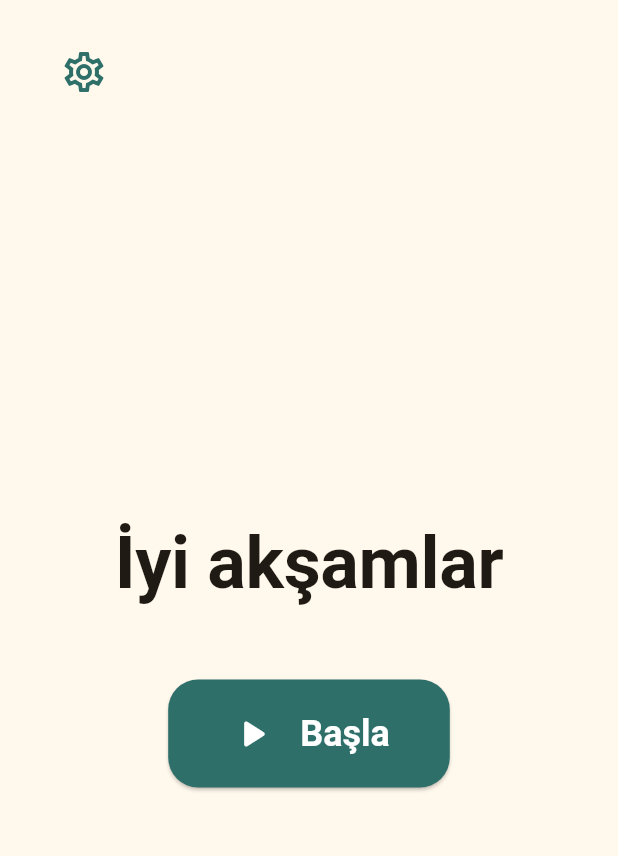
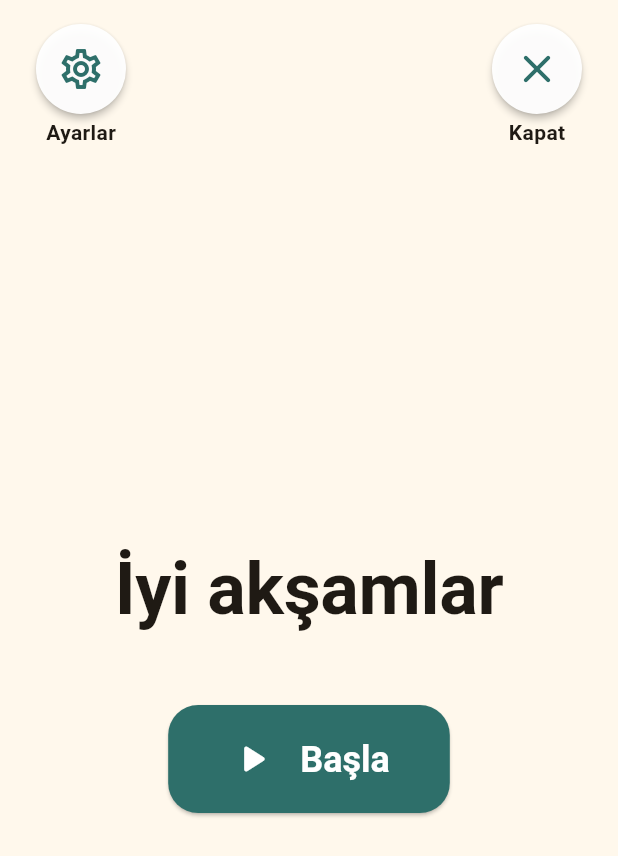
Before and after one commit to muozer1993-crypto/repo, a Flutter app: the HomeScreen screen opened by its route, on a phone screen of 412 x 824 dp. Shown: the top 856 px of the screen. Run offline on Flutter 3.47's test engine with Material 3 defaults, Android fonts, the phone set to English and light mode, and no system bars; our stand-ins replace flutter_riverpod, go_router, isar, just_audio, supabase_flutter; accounts and stored records are empty; generated files the repository leaves out were written again.

Commit message:
feat(ui): grid scene layout, labeled buttons, real exit behavior
User testing surfaced five separate issues; addressed together since
they share the same phone-form-factor/elderly-accessibility roots.

1. Scene board rewritten as a two-row grid (slots above, tray below)
   instead of JSON-positioned absolute rectangles on a background
   image. The absolute layout only made sense with illustration
   assets; without them slot labels overflowed their ~65dp-wide
   containers and visually ran into neighboring slots. The grid
   works for any number of items, any screen size, and any asset
   state.

2. Persistent instruction card moved from a cramped Positioned
   between the top-row buttons into the scene board's header, full
   width with maxLines:3 so long copy like "Yatmadan önce
   komodinini düzenle..." renders completely instead of truncating
   to "...".

3. Top-bar buttons got visible labels ('Çık', 'Dinle', 'Ayarlar',
   'Kapat'). Elderly users told the caregiver they couldn't tell
   what an icon in a circle was supposed to do. New shared
   LabeledIconButton widget consolidates the pattern.

4. 'Çık' in-scene button now actually closes the app
   (SystemNavigator.pop on Android) per caregiver request. It used
   to route to /home, which the caregiver considered misleading.
   'Ana ekrana dön' on the completion overlay keeps its
   route-to-home behavior — now the two buttons mean different
   things as they should.

5. Home screen gained a matching 'Kapat' button (right of the new
   'Ayarlar' button) so the caregiver can close the app from
   anywhere. iOS gracefully no-ops (Apple HIG forbids programmatic
   quit); caregivers can swipe the app away.

Bonus: orientation-card option buttons shrunk from 160x72 to 140x56
with tighter padding so the four stacked options fit in phone
landscape without the trailing 22px overflow.

```diff
--- a/lib/features/home/presentation/home_screen.dart
+++ b/lib/features/home/presentation/home_screen.dart
@@ -1,4 +1,7 @@
+import 'dart:io' show Platform;
+
 import 'package:flutter/material.dart';
+import 'package:flutter/services.dart';
 import 'package:flutter_riverpod/flutter_riverpod.dart';
 import 'package:go_router/go_router.dart';
 
@@ -7,6 +10,7 @@ import '../../../core/time/clock_provider.dart';
 import '../../../core/time/time_window.dart';
 import '../../../l10n/strings_tr.dart';
 import '../../../shared/widgets/big_button.dart';
+import '../../../shared/widgets/labeled_icon_button.dart';
 import '../../game/application/scene_controller.dart';
 import '../../profile/data/profile_repository.dart';
 import '../../progress/application/scheduler_controller.dart';
@@ -30,17 +34,27 @@ class HomeScreen extends ConsumerWidget {
     return Scaffold(
       body: SafeArea(
         child: Padding(
-          padding: const EdgeInsets.symmetric(horizontal: 32, vertical: 24),
+          padding: const EdgeInsets.symmetric(horizontal: 24, vertical: 16),
           child: Column(
             crossAxisAlignment: CrossAxisAlignment.center,
             children: [
-              Align(
-                alignment: Alignment.centerLeft,
-                child: IconButton(
-                  onPressed: () => _openSettings(context),
-                  icon: const Icon(Icons.settings_outlined, size: 32),
-                  tooltip: StringsTr.settingsTitle,
-                ),
+              Row(
+                mainAxisAlignment: MainAxisAlignment.spaceBetween,
+                crossAxisAlignment: CrossAxisAlignment.start,
+                children: [
+                  LabeledIconButton(
+                    label: 'Ayarlar',
+                    icon: Icons.settings_outlined,
+                    tooltip: StringsTr.settingsTitle,
+                    onTap: () => _openSettings(context),
+                  ),
+                  LabeledIconButton(
+                    label: 'Kapat',
+                    icon: Icons.close_rounded,
+                    tooltip: 'Uygulamayı kapat',
+                    onTap: () => _confirmClose(context),
+                  ),
+                ],
               ),
               const Spacer(),
               Text(
@@ -63,6 +77,37 @@ class HomeScreen extends ConsumerWidget {
 
   void _openSettings(BuildContext context) {
     context.push('/home/settings');
+  }
+
+  Future<void> _confirmClose(BuildContext context) async {
+    final ok = await showDialog<bool>(
+      context: context,
+      builder: (_) => AlertDialog(
+        title: const Text(
+          'Uygulamayı kapatmak istiyor musunuz?',
+          style: TextStyle(
+            fontSize: 24,
+            fontWeight: FontWeight.w600,
+          ),
+        ),
+        actions: [
+          TextButton(
+            onPressed: () => Navigator.of(context).pop(false),
+            child: const Text('Vazgeç', style: TextStyle(fontSize: 20)),
+          ),
+          ElevatedButton(
+            onPressed: () => Navigator.of(context).pop(true),
+            child: const Text('Evet, kapat'),
+          ),
+        ],
+      ),
+    );
+    if (ok != true) return;
+    if (Platform.isAndroid) {
+      SystemNavigator.pop();
+    }
+    // iOS intentionally not supported — Apple HIG forbids
+    // programmatic quit; caregivers can swipe the app away.
   }
 
   String _greetingFor(TimeWindow window, String? name) {
--- /dev/null
+++ b/lib/shared/widgets/labeled_icon_button.dart
@@ -0,0 +1,63 @@
+import 'package:flutter/material.dart';
+
+import '../../core/theme/app_theme.dart';
+
+/// Round icon with a visible text label below it.
+///
+/// Used on the home screen and inside the scene player so elderly
+/// users see what each button does instead of guessing from icon
+/// conventions. Minimum total touch target height is ~72dp
+/// (circle + caption), safely above the accessibility baseline.
+class LabeledIconButton extends StatelessWidget {
+  const LabeledIconButton({
+    required this.label,
+    required this.icon,
+    required this.onTap,
+    this.tooltip,
+    super.key,
+  });
+
+  final String label;
+  final IconData icon;
+  final VoidCallback onTap;
+  final String? tooltip;
+
+  @override
+  Widget build(BuildContext context) {
+    final child = Column(
+      mainAxisSize: MainAxisSize.min,
+      children: [
+        Material(
+          color: Colors.white.withValues(alpha: 0.95),
+          shape: const CircleBorder(),
+          elevation: 2,
+          child: InkWell(
+            customBorder: const CircleBorder(),
+            onTap: onTap,
+            child: Padding(
+              padding: const EdgeInsets.all(14),
+              child: Icon(
+                icon,
+                size: 32,
+                color: AppColors.primary,
+                semanticLabel: tooltip ?? label,
+              ),
+            ),
+          ),
+        ),
+        const SizedBox(height: 2),
+        Text(
+          label,
+          style: const TextStyle(
+            fontSize: 14,
+            fontWeight: FontWeight.w600,
+            color: AppColors.textPrimary,
+          ),
+        ),
+      ],
+    );
+    return tooltip != null
+        ? Tooltip(message: tooltip!, child: child)
+        : child;
+  }
+}
```
Also changed, not shown: lib/features/game/presentation/scene_player_screen.dart (+38 -55 lines), lib/features/game/presentation/widgets/exit_button.dart (+11 -26 lines), lib/features/game/presentation/widgets/instruction_speaker_button.dart (+8 -23 lines), lib/features/game/presentation/widgets/scene_board.dart (+156 -103 lines), lib/features/game/presentation/widgets/time_orientation_card.dart (+6 -4 lines).
